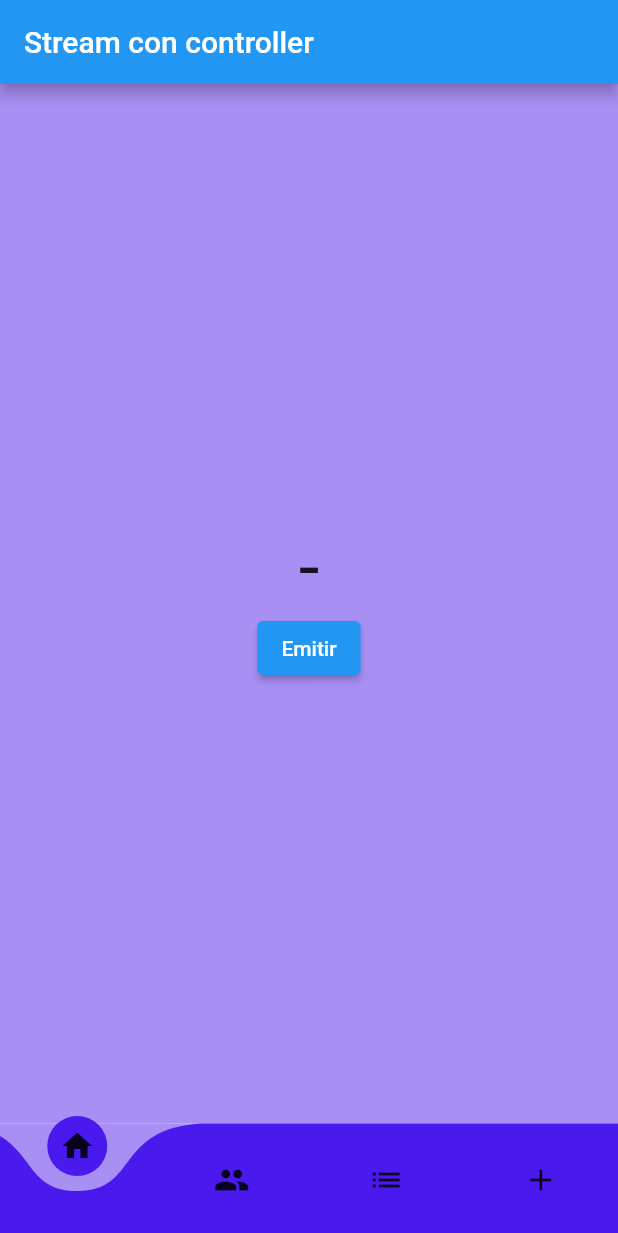
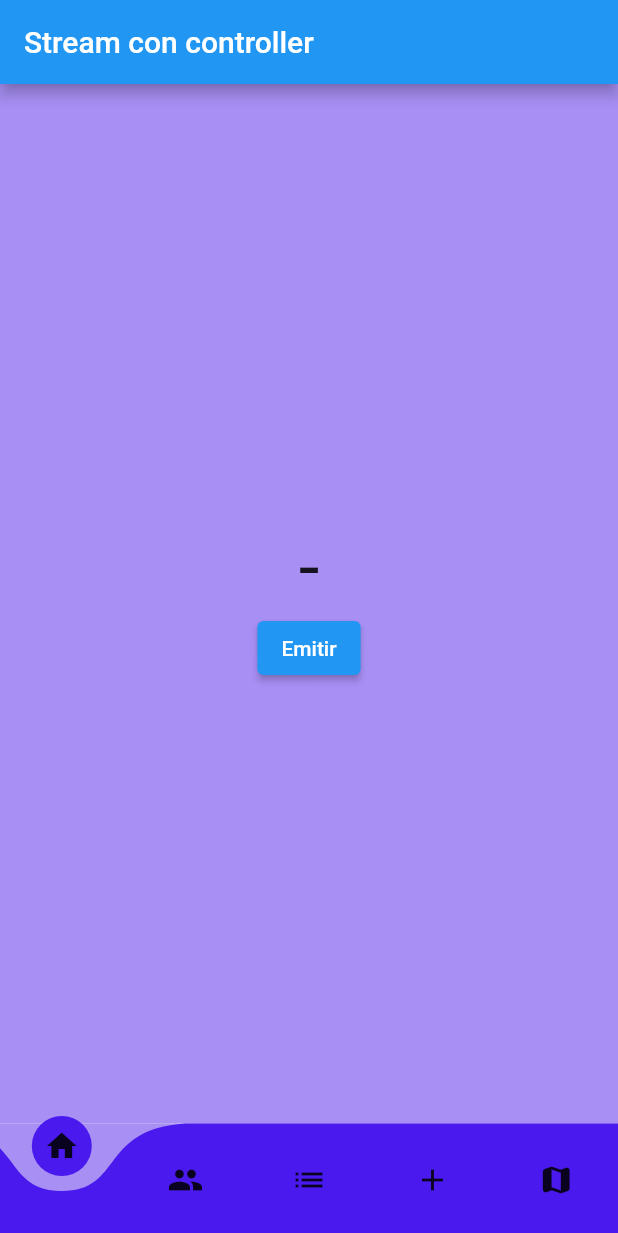
Before and after one commit to fr4nsgallegos/candidateapp, a Flutter app: the screen it shows after launch, swiped to page 3, on a phone screen of 412 x 824 dp. Shown: the top 1233 px of the screen. Run offline on Flutter 3.47's test engine with Material 2 defaults, Android fonts, the phone set to English and light mode, and no system bars; drawn by our look-alikes of curved_navigation_bar; our stand-ins replace cloud_firestore, firebase_auth, firebase_core, google_sign_in; accounts and stored records are empty.

Commit message:
agregando un menu extra

```diff
--- a/lib/pages/tab_bar_page.dart
+++ b/lib/pages/tab_bar_page.dart
@@ -16,7 +16,6 @@ class _TabBarPageState extends State<TabBarPage> {
   Widget build(BuildContext context) {
     return Scaffold(
       appBar: AppBar(title: Text(pageDetails[_activePageIndex]['title'])),
-      // backgroundColor: Colors.amber,
       body: PageView(
         controller: _pageController,
         onPageChanged: (index) {
@@ -29,6 +28,7 @@ class _TabBarPageState extends State<TabBarPage> {
           pageDetails[1]['pageName'],
           pageDetails[2]['pageName'],
           pageDetails[3]['pageName'],
+          pageDetails[4]['pageName'],
         ],
       ),
       bottomNavigationBar: CurvedNavigationBar(
@@ -40,6 +40,7 @@ class _TabBarPageState extends State<TabBarPage> {
           Icon(Icons.people),
           Icon(Icons.list),
           Icon(Icons.add),
+          Icon(Icons.map_rounded)
         ],
         onTap: (index) {
           _pageController.animateToPage(index,
--- a/lib/utils/tab_map.dart
+++ b/lib/utils/tab_map.dart
@@ -1,5 +1,6 @@
 import 'package:candidateapp/pages/home_page.dart';
 import 'package:candidateapp/pages/listpage.dart';
+import 'package:candidateapp/pages/map_page.dart';
 import 'package:candidateapp/pages/stream_page.dart';
 import 'package:candidateapp/pages/stream_page_controller.dart';
 import 'package:flutter/material.dart';
@@ -34,5 +35,11 @@ final List<Map<String, dynamic>> pageDetails = [
     'title': 'Home',
     'navigationBarColor': Colors.amber.shade200,
     'bottom_Color': Colors.amber.shade600,
+  },
+  {
+    'pageName': MapPage(bgColor: Colors.red.shade200),
+    'title': 'MAPS',
+    'navigationBarColor': Colors.red.shade200,
+    'bottom_Color': Colors.red.shade600,
   }
 ];
```
Also changed, not shown: lib/pages/map_page.dart (added, +20 -0 lines).
